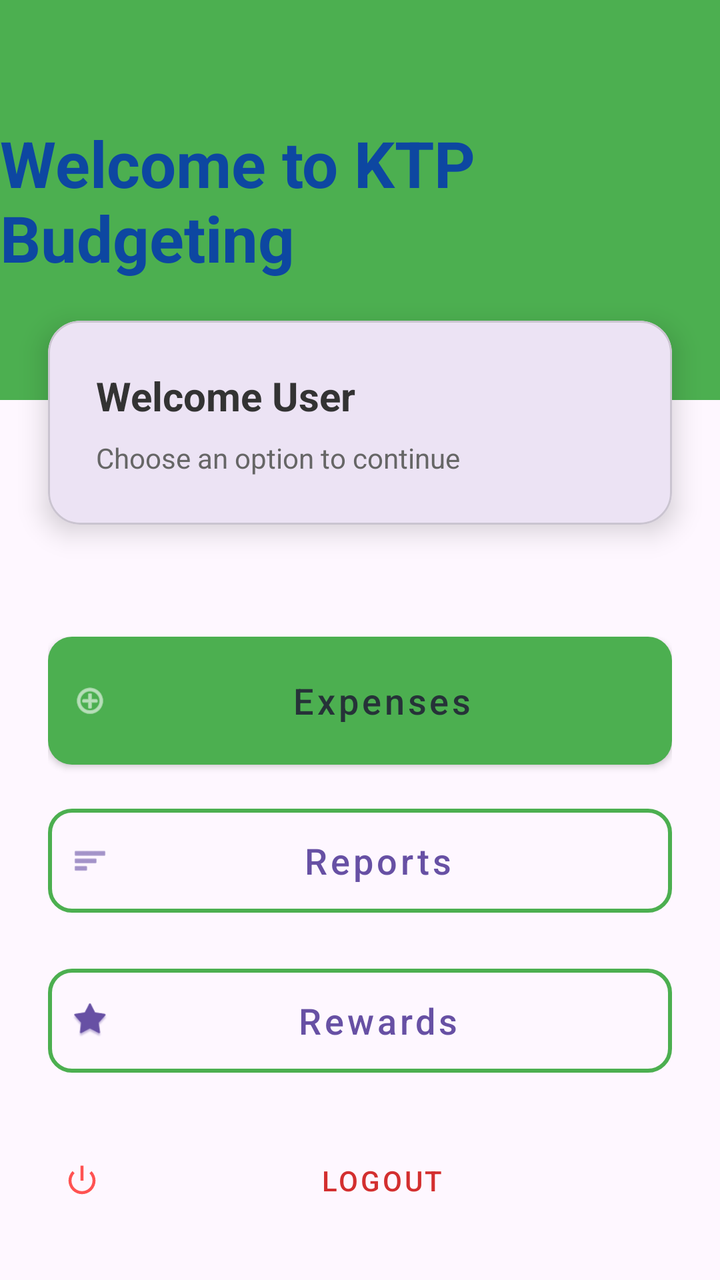
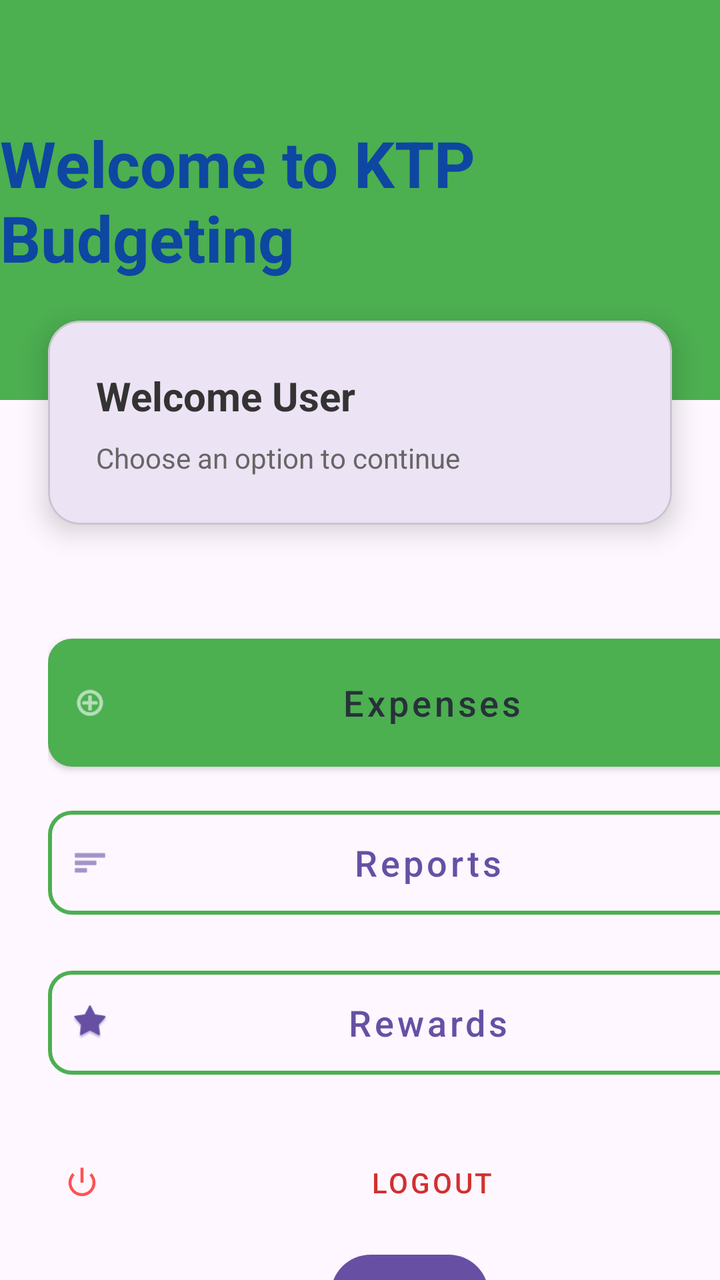

Two renders of the same Android screen: before a commit and after it. Below are the layout's source before the change and the commit's diff.
<!-- AndroidManifest.xml: application theme Theme.PROG7313KTPBudgetingApp -->
<!-- res/layout/activity_home_page.xml -->
<?xml version="1.0" encoding="utf-8"?>
<androidx.constraintlayout.widget.ConstraintLayout xmlns:android="http://schemas.android.com/apk/res/android"
    xmlns:app="http://schemas.android.com/apk/res-auto"
    xmlns:tools="http://schemas.android.com/tools"
    android:id="@+id/main"
    android:layout_width="match_parent"
    android:layout_height="match_parent"
    tools:context=".HomePage">

    <View
        android:id="@+id/topHeader"
        android:layout_width="match_parent"
        android:layout_height="200dp"
        android:background="#4CAF50"
        app:layout_constraintTop_toTopOf="parent" />

    <TextView
        android:id="@+id/home_heading"
        android:layout_width="wrap_content"
        android:layout_height="wrap_content"
        android:layout_marginTop="60dp"
        android:text="@string/welcome_to_ktp_budgeting"
        android:textColor="#0D47A1"
        android:textSize="32sp"
        android:textStyle="bold"
        app:layout_constraintEnd_toEndOf="parent"
        app:layout_constraintStart_toStartOf="parent"
        app:layout_constraintTop_toTopOf="parent" />

    <com.google.android.material.card.MaterialCardView
        android:id="@+id/welcomeCard"
        android:layout_width="0dp"
        android:layout_height="wrap_content"
        android:layout_marginStart="24dp"
        android:layout_marginTop="-40dp"
        android:layout_marginEnd="24dp"
        app:cardCornerRadius="16dp"
        app:cardElevation="8dp"
        app:layout_constraintEnd_toEndOf="parent"
        app:layout_constraintStart_toStartOf="parent"
        app:layout_constraintTop_toBottomOf="@+id/topHeader">

        <LinearLayout
            android:layout_width="match_parent"
            android:layout_height="wrap_content"
            android:orientation="vertical"
            android:padding="24dp">

            <TextView
                android:id="@+id/welcome"
                android:layout_width="wrap_content"
                android:layout_height="wrap_content"
                android:text="@string/welcome_user"
                android:textColor="#333333"
                android:textSize="20sp"
                android:textStyle="bold" />

            <TextView
                android:id="@+id/message"
                android:layout_width="wrap_content"
                android:layout_height="wrap_content"
                android:layout_marginTop="8dp"
                android:text="@string/choose_an_option_to_continue"
                android:textColor="#666666"
                android:textSize="14sp" />
        </LinearLayout>
    </com.google.android.material.card.MaterialCardView>

    <LinearLayout
        android:layout_width="match_parent"
        android:layout_height="wrap_content"
        android:layout_marginTop="32dp"
        android:gravity="center"
        android:orientation="vertical"
        android:padding="24dp"
        app:layout_constraintTop_toBottomOf="@+id/welcomeCard">

        <com.google.android.material.button.MaterialButton
            android:id="@+id/expensebtn"
            style="@style/Widget.MaterialComponents.Button.Icon"
            android:layout_width="match_parent"
            android:layout_height="64dp"
            android:insetTop="0dp"
            android:insetBottom="0dp"
            android:text="@string/expenses"
            android:textAllCaps="false"
            android:textColor="#263238"
            android:textSize="18sp"
            app:backgroundTint="#4CAF50"
            app:cornerRadius="12dp"
            app:icon="@android:drawable/ic_menu_add"
            tools:ignore="VisualLintButtonSize" />

        <com.google.android.material.button.MaterialButton
            android:id="@+id/reportsbtn"
            style="@style/Widget.MaterialComponents.Button.OutlinedButton.Icon"
            android:layout_width="match_parent"
            android:layout_height="64dp"
            android:layout_marginTop="16dp"
            android:text="@string/reports"
            android:textAllCaps="false"
            android:textSize="18sp"
            app:cornerRadius="12dp"
            app:icon="@android:drawable/ic_menu_sort_by_size"
            app:strokeColor="#4CAF50"
            app:strokeWidth="2dp"
            tools:ignore="VisualLintButtonSize" />

        <com.google.android.material.button.MaterialButton
            android:id="@+id/rewardsbtn"
            style="@style/Widget.MaterialComponents.Button.OutlinedButton.Icon"
            android:layout_width="match_parent"
            android:layout_height="64dp"
            android:layout_marginTop="16dp"
            android:text="@string/rewards"
            android:textAllCaps="false"
            android:textSize="18sp"
            app:cornerRadius="12dp"
            app:icon="@android:drawable/star_big_on"
            app:strokeColor="#4CAF50"
            app:strokeWidth="2dp"
            tools:ignore="VisualLintButtonSize" />

        <com.google.android.material.button.MaterialButton
            android:id="@+id/logoutbtn"
            style="@style/Widget.MaterialComponents.Button.TextButton"
            android:layout_width="match_parent"
            android:layout_height="wrap_content"
            android:layout_marginTop="24dp"
            android:text="@string/logout"
            android:textColor="#D32F2F"
            app:icon="@android:drawable/ic_lock_power_off"
            app:iconTint="#FF5252"
            tools:ignore="VisualLintButtonSize" />

    </LinearLayout>

</androidx.constraintlayout.widget.ConstraintLayout>
<!-- resources referenced by this layout -->
<resources>
  <string name="choose_an_option_to_continue">Choose an option to continue</string>
  <string name="expenses">Expenses</string>
  <string name="logout">Logout</string>
  <string name="reports">Reports</string>
  <string name="rewards">Rewards</string>
  <string name="welcome_to_ktp_budgeting">Welcome to KTP Budgeting</string>
  <string name="welcome_user">Welcome User</string>
  <style name="Theme.PROG7313KTPBudgetingApp" parent="Base.Theme.PROG7313KTPBudgetingApp" />
  <style name="Base.Theme.PROG7313KTPBudgetingApp" parent="Theme.Material3.DayNight.NoActionBar">
          
          
      </style>
</resources>

<!-- the commit's change to res/layout/activity_home_page.xml (unified diff, before → after) -->
@@ -67,13 +67,15 @@
     </com.google.android.material.card.MaterialCardView>
 
     <LinearLayout
-        android:layout_width="match_parent"
-        android:layout_height="wrap_content"
+        android:id="@+id/linearLayout"
+        android:layout_width="410dp"
+        android:layout_height="402dp"
         android:layout_marginTop="32dp"
         android:gravity="center"
         android:orientation="vertical"
         android:padding="24dp"
-        app:layout_constraintTop_toBottomOf="@+id/welcomeCard">
+        app:layout_constraintTop_toBottomOf="@+id/welcomeCard"
+        tools:ignore="MissingConstraints">
 
         <com.google.android.material.button.MaterialButton
             android:id="@+id/expensebtn"
@@ -133,6 +135,13 @@
             app:iconTint="#FF5252"
             tools:ignore="VisualLintButtonSize" />
 
+        <Button
+            android:id="@+id/Helpbtn"
+            android:layout_width="79dp"
+            android:layout_height="48dp"
+            android:layout_marginTop="8dp"
+            android:text="@string/help" />
+
     </LinearLayout>
 
 </androidx.constraintlayout.widget.ConstraintLayout>
<!-- resource entries referenced after the edit -->
@@ -2,6 +2,7 @@
 <resources>
   <string name="choose_an_option_to_continue">Choose an option to continue</string>
   <string name="expenses">Expenses</string>
+  <string name="help">Help</string>
   <string name="logout">Logout</string>
   <string name="reports">Reports</string>
   <string name="rewards">Rewards</string>
